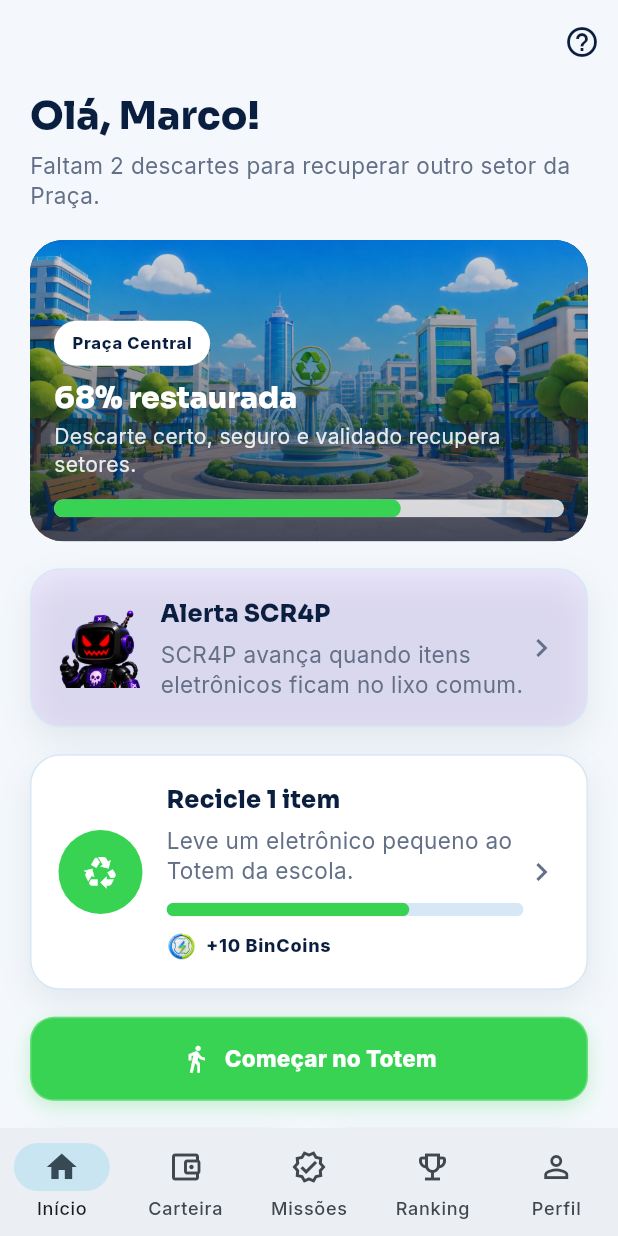
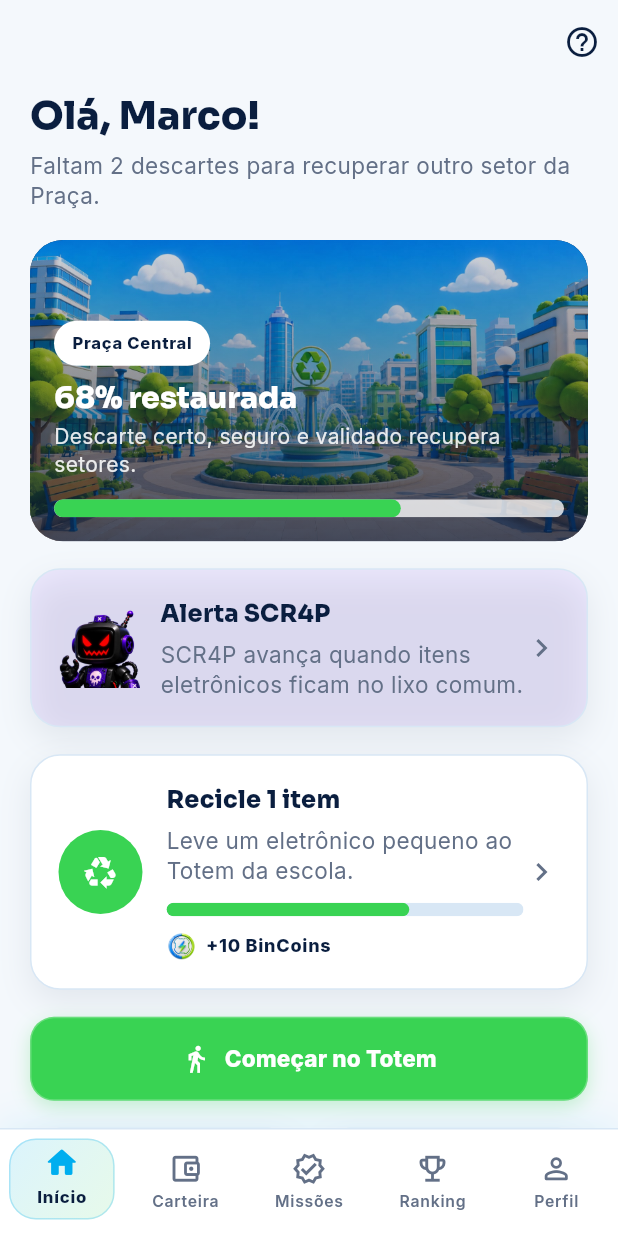
Before and after one commit to marcocaparra/BinGo, a Flutter app: the ShellScreen screen opened directly, on a phone screen of 412 x 824 dp. Run offline on Flutter 3.47's test engine with Material 3 defaults, Android fonts, the phone set to English and light mode, and no system bars; our stand-ins replace shared_preferences; accounts and stored records are empty.

Commit message:
feat(mobile): add animated BinGo navigation

```diff
--- a/Software/mobile/bingo_app/lib/src/screens/shell_screen.dart
+++ b/Software/mobile/bingo_app/lib/src/screens/shell_screen.dart
@@ -4,6 +4,7 @@ import '../data/demo_data.dart';
 import '../data/profile_repository.dart';
 import '../theme/app_assets.dart';
 import '../theme/app_theme.dart';
+import '../widgets/bingo_navigation_bar.dart';
 import '../widgets/bingo_widgets.dart';
 
 class ShellScreen extends StatefulWidget {
@@ -31,39 +32,9 @@ class _ShellScreenState extends State<ShellScreen> {
 
     return Scaffold(
       body: pages[_index],
-      bottomNavigationBar: NavigationBar(
-        height: 72,
+      bottomNavigationBar: BingoNavigationBar(
         selectedIndex: _index,
-        labelBehavior: NavigationDestinationLabelBehavior.alwaysShow,
-        indicatorColor: AppColors.blue.withValues(alpha: 0.14),
-        onDestinationSelected: _selectTab,
-        destinations: const [
-          NavigationDestination(
-            icon: Icon(Icons.home_outlined),
-            selectedIcon: Icon(Icons.home),
-            label: 'Início',
-          ),
-          NavigationDestination(
-            icon: Icon(Icons.account_balance_wallet_outlined),
-            selectedIcon: Icon(Icons.account_balance_wallet),
-            label: 'Carteira',
-          ),
-          NavigationDestination(
-            icon: Icon(Icons.verified_outlined),
-            selectedIcon: Icon(Icons.verified),
-            label: 'Missões',
-          ),
-          NavigationDestination(
-            icon: Icon(Icons.emoji_events_outlined),
-            selectedIcon: Icon(Icons.emoji_events),
-            label: 'Ranking',
-          ),
-          NavigationDestination(
-            icon: Icon(Icons.person_outline),
-            selectedIcon: Icon(Icons.person),
-            label: 'Perfil',
-          ),
-        ],
+        onSelected: _selectTab,
       ),
     );
   }
--- /dev/null
+++ b/Software/mobile/bingo_app/lib/src/widgets/bingo_navigation_bar.dart
@@ -0,0 +1,173 @@
+import 'package:flutter/material.dart';
+
+import '../theme/app_theme.dart';
+
+class BingoNavigationBar extends StatelessWidget {
+  const BingoNavigationBar({
+    required this.selectedIndex,
+    required this.onSelected,
+    super.key,
+  });
+
+  final int selectedIndex;
+  final ValueChanged<int> onSelected;
+
+  static const _destinations = [
+    (Icons.home_outlined, Icons.home_rounded, 'Início'),
+    (Icons.account_balance_wallet_outlined, Icons.account_balance_wallet_rounded, 'Carteira'),
+    (Icons.verified_outlined, Icons.verified_rounded, 'Missões'),
+    (Icons.emoji_events_outlined, Icons.emoji_events_rounded, 'Ranking'),
+    (Icons.person_outline_rounded, Icons.person_rounded, 'Perfil'),
+  ];
+
+  @override
+  Widget build(BuildContext context) {
+    final reduceMotion = MediaQuery.of(context).disableAnimations;
+
+    return DecoratedBox(
+      decoration: BoxDecoration(
+        color: Colors.white,
+        border: const Border(top: BorderSide(color: AppColors.line)),
+        boxShadow: [
+          BoxShadow(
+            color: AppColors.blue.withValues(alpha: 0.08),
+            blurRadius: 18,
+            offset: const Offset(0, -5),
+          ),
+        ],
+      ),
+      child: SafeArea(
+        top: false,
+        child: SizedBox(
+          height: 72,
+          child: LayoutBuilder(
+            builder: (context, constraints) {
+              final segmentWidth = constraints.maxWidth / _destinations.length;
+              return Stack(
+                clipBehavior: Clip.none,
+                children: [
+                  AnimatedPositioned(
+                    key: Key('bingo-nav-indicator-$selectedIndex'),
+                    duration: Duration(
+                      milliseconds: reduceMotion ? 0 : AppMotion.standard,
+                    ),
+                    curve: Curves.easeOutCubic,
+                    left: (segmentWidth * selectedIndex) + 6,
+                    top: 7,
+                    width: segmentWidth - 12,
+                    height: 54,
+                    child: DecoratedBox(
+                      decoration: BoxDecoration(
+                        borderRadius: BorderRadius.circular(18),
+                        border: Border.all(
+                          color: AppColors.blue.withValues(alpha: 0.24),
+                        ),
+                        gradient: LinearGradient(
+                          begin: Alignment.topLeft,
+                          end: Alignment.bottomRight,
+                          colors: [
+                            AppColors.blue.withValues(alpha: 0.14),
+                            AppColors.green.withValues(alpha: 0.12),
+                          ],
+                        ),
+                      ),
+                    ),
+                  ),
+                  Row(
+                    children: [
+                      for (var index = 0; index < _destinations.length; index++)
+                        Expanded(
+                          child: _NavigationDestination(
+                            key: Key('bingo-nav-destination-$index'),
+                            icon: _destinations[index].$1,
+                            selectedIcon: _destinations[index].$2,
+                            label: _destinations[index].$3,
+                            selected: selectedIndex == index,
+                            reduceMotion: reduceMotion,
+                            onTap: () => onSelected(index),
+                          ),
+                        ),
+                    ],
+                  ),
+                ],
+              );
+            },
+          ),
+        ),
+      ),
+    );
+  }
+}
+
+class _NavigationDestination extends StatelessWidget {
+  const _NavigationDestination({
+    required this.icon,
+    required this.selectedIcon,
+    required this.label,
+    required this.selected,
+    required this.reduceMotion,
+    required this.onTap,
+    super.key,
+  });
+
+  final IconData icon;
+  final IconData selectedIcon;
+  final String label;
+  final bool selected;
+  final bool reduceMotion;
+  final VoidCallback onTap;
+
+  @override
+  Widget build(BuildContext context) {
+    final duration = Duration(
+      milliseconds: reduceMotion ? 0 : AppMotion.standard,
+    );
+
+    return Semantics(
+      button: true,
+      selected: selected,
+      label: label,
+      child: Material(
+        color: Colors.transparent,
+        child: InkWell(
+          onTap: onTap,
+          child: Center(
+            child: AnimatedSlide(
+              duration: duration,
+              curve: Curves.easeOutBack,
+              offset: selected ? const Offset(0, -0.08) : Offset.zero,
+              child: AnimatedScale(
+                duration: duration,
+                curve: Curves.easeOutBack,
+                scale: selected ? 1.06 : 1,
+                child: Column(
+                  mainAxisSize: MainAxisSize.min,
+                  children: [
+                    Icon(
+                      selected ? selectedIcon : icon,
+                      size: 23,
+                      color: selected ? AppColors.blue : AppColors.textMuted,
+                    ),
+                    const SizedBox(height: 3),
+                    FittedBox(
+                      fit: BoxFit.scaleDown,
+                      child: Text(
+                        label,
+                        maxLines: 1,
+                        style: Theme.of(context).textTheme.labelSmall?.copyWith(
+                          color: selected ? AppColors.navy : AppColors.textMuted,
+                          fontWeight: selected ? FontWeight.w800 : FontWeight.w600,
+                          fontSize: 10.5,
+                        ),
+                      ),
+                    ),
+                  ],
+                ),
+              ),
+            ),
+          ),
+        ),
+      ),
+    );
+  }
+}
```
Also changed, not shown: 1 other file.
